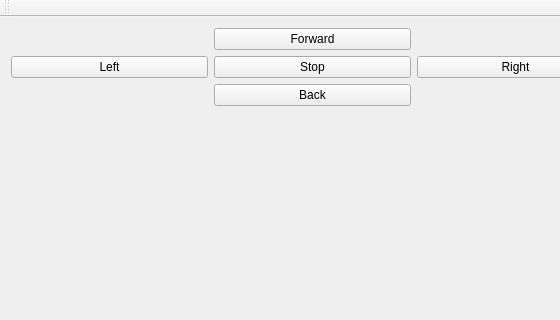
Qt form demoRMR/mainwindow.ui (XVendelin/kobuki) before a commit; both pictures show x 0 to 560 and y 0 to 320 of the 793 by 651 pixel window.
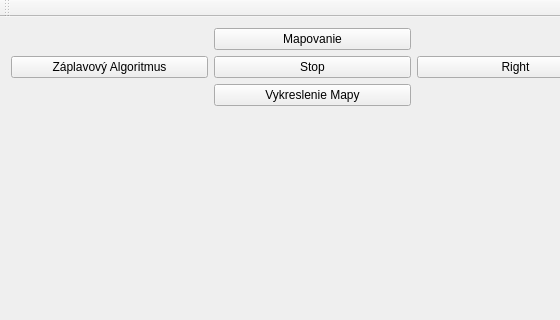
The same form after that commit.

Diff of the .ui file:
```diff
--- a/demoRMR/mainwindow.ui
+++ b/demoRMR/mainwindow.ui
@@ -97,7 +97,7 @@
          </sizepolicy>
         </property>
         <property name="text">
-         <string>Forward</string>
+         <string>Mapovanie</string>
         </property>
        </widget>
       </item>
@@ -110,7 +110,7 @@
          </sizepolicy>
         </property>
         <property name="text">
-         <string>Left</string>
+         <string>Záplavový Algoritmus</string>
         </property>
        </widget>
       </item>
@@ -123,7 +123,7 @@
          </sizepolicy>
         </property>
         <property name="text">
-         <string>Back</string>
+         <string>Vykreslenie Mapy</string>
         </property>
        </widget>
       </item>
```
Left out of the diff: 2 changed lines with no effect on the pictures.
